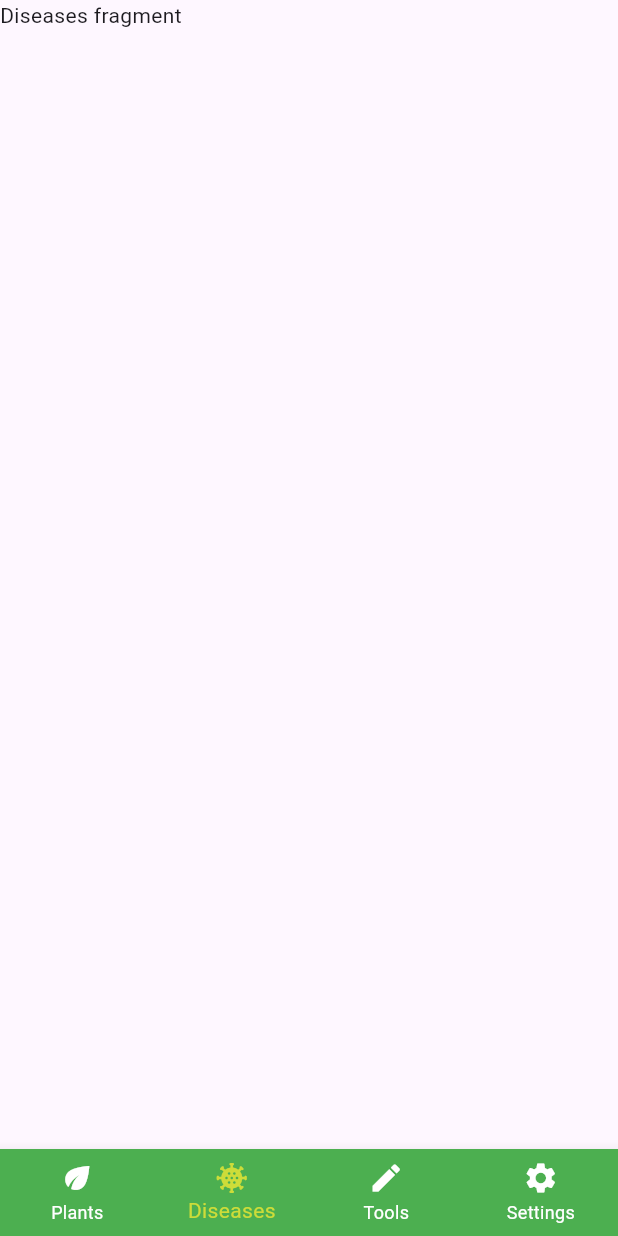
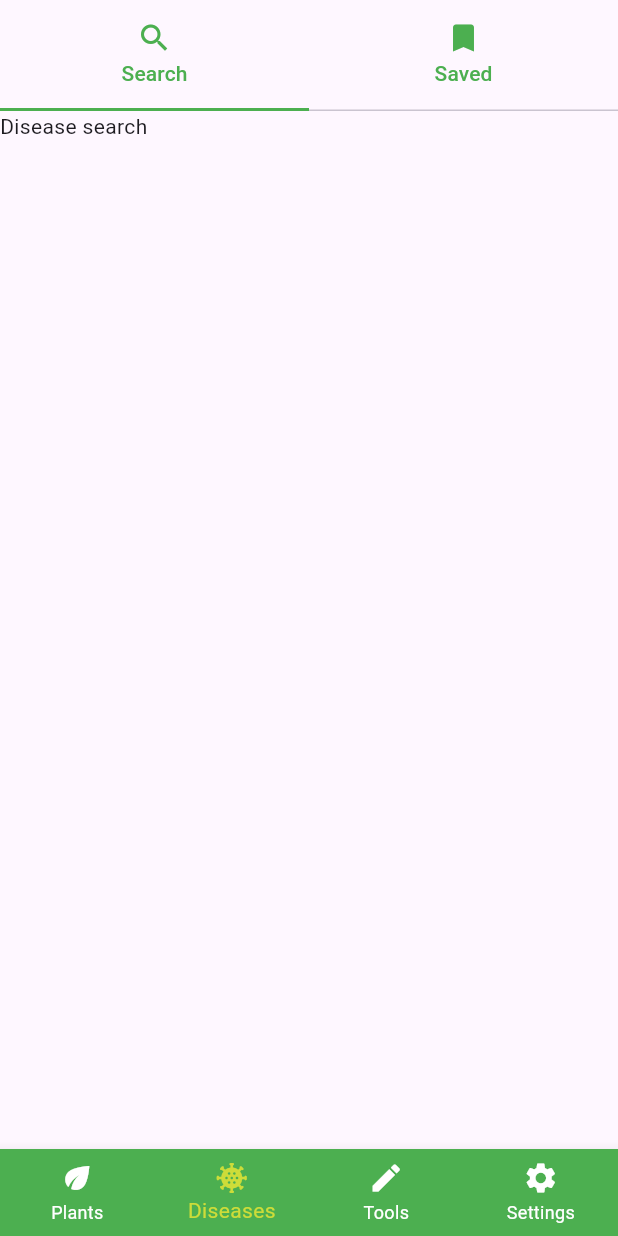
Before and after one commit to ToxicFlame427/GardenBuddy, a Flutter app: the screen it shows after launch, item 2 of the bottom bar chosen, on a phone screen of 412 x 824 dp. Run offline on Flutter 3.47's test engine with Material 3 defaults, Android fonts, the phone set to English and light mode, and no system bars; our stand-ins replace google_mobile_ads.

Commit message:
Made basic layouts for most screens

```diff
--- a/lib/main.dart
+++ b/lib/main.dart
@@ -8,7 +8,8 @@ void main() {
   WidgetsFlutterBinding.ensureInitialized();
   MobileAds.instance.initialize();
 
-  runApp(const MaterialApp(
-    home: HomeScreen(),
+  runApp(MaterialApp(
+    home: const HomeScreen(),
+    theme: ThemeData(useMaterial3: true),
   ));
 }
--- a/lib/screens/bottom_nav/diseases/diseases_frag.dart
+++ b/lib/screens/bottom_nav/diseases/diseases_frag.dart
@@ -0,0 +1,56 @@
+import 'package:flutter/material.dart';
+
+class DiseasesFragment extends StatefulWidget {
+  const DiseasesFragment({super.key});
+
+  @override
+  State<DiseasesFragment> createState() {
+    return _DiseasesFragmentState();
+  }
+}
+
+class _DiseasesFragmentState extends State<DiseasesFragment>
+    with TickerProviderStateMixin {
+  late TabController _tabController;
+
+  @override
+  void initState() {
+    _tabController = TabController(length: 2, vsync: this);
+    super.initState();
+  }
+
+  @override
+  void dispose() {
+    _tabController.dispose();
+    super.dispose();
+  }
+
+  @override
+  Widget build(BuildContext context) {
+    return DefaultTabController(
+      length: 2,
+      child: Scaffold(
+        appBar: AppBar(
+          toolbarHeight: 0,
+          bottom: TabBar(
+            controller: _tabController,
+            labelColor: Colors.green,
+            unselectedLabelColor: Colors.green,
+            indicatorColor: Colors.green,
+            indicatorSize: TabBarIndicatorSize.tab,
+            tabs: const [
+              Tab(
+                icon: Icon(Icons.search),
+                text: "Search",
+              ),
+              Tab(icon: Icon(Icons.bookmark), text: "Saved"),
+            ],
+          ),
+        ),
+        body: TabBarView(
+            controller: _tabController,
+            children: const [Text("Disease search"), Text("Saved Diseases")]),
+      ),
+    );
+  }
+}
--- a/lib/screens/garden_ai_screen.dart
+++ b/lib/screens/garden_ai_screen.dart
@@ -12,6 +12,10 @@ class GardenAIScreen extends StatefulWidget {
 class _GardenAIScreenState extends State<GardenAIScreen> {
   @override
   Widget build(BuildContext context) {
-    return Center(child: Text("Garden AI Screen"));
+    return Scaffold(
+      appBar: AppBar(
+        title: Text("Garden AI"),
+      ),
+    );
   }
 }
--- a/lib/screens/home_screen.dart
+++ b/lib/screens/home_screen.dart
@@ -1,4 +1,8 @@
 import 'package:flutter/material.dart';
+import 'package:garden_buddy/screens/bottom_nav/diseases/diseases_frag.dart';
+import 'package:garden_buddy/screens/bottom_nav/plants/plants_frag.dart';
+import 'package:garden_buddy/screens/bottom_nav/settings_frag.dart';
+import 'package:garden_buddy/screens/bottom_nav/tools_frag.dart';
 
 class HomeScreen extends StatefulWidget {
   const HomeScreen({super.key});
@@ -12,11 +16,11 @@ class HomeScreen extends StatefulWidget {
 class _HomeScreenState extends State<HomeScreen> {
   int _bottomNavIndex = 0;
 
-  final List<Widget> _fragmentList = [
-    Text("Plants fragment"),
-    Text("Diseases fragment"),
-    Text("Tools fragment"),
-    Text("Settings fragment")
+  final List<Widget> _fragmentList = const [
+    PlantsFragment(),
+    DiseasesFragment(),
+    ToolsFragment(),
+    SettingsFragment()
   ];
 
   void _setFragment(int index) {
```
Also changed, not shown: lib/models/tool.dart (added, +23 -0 lines), lib/screens/bottom_nav/plants/plants_frag.dart (+42 -2 lines), lib/screens/bottom_nav/settings_frag.dart (+10 -0 lines), lib/screens/bottom_nav/tools_frag.dart (+23 -1 lines), lib/screens/scanner_screen.dart (+22 -0 lines), lib/widgets/lists/tool_card.dart (added, +80 -0 lines), 1 other file.
